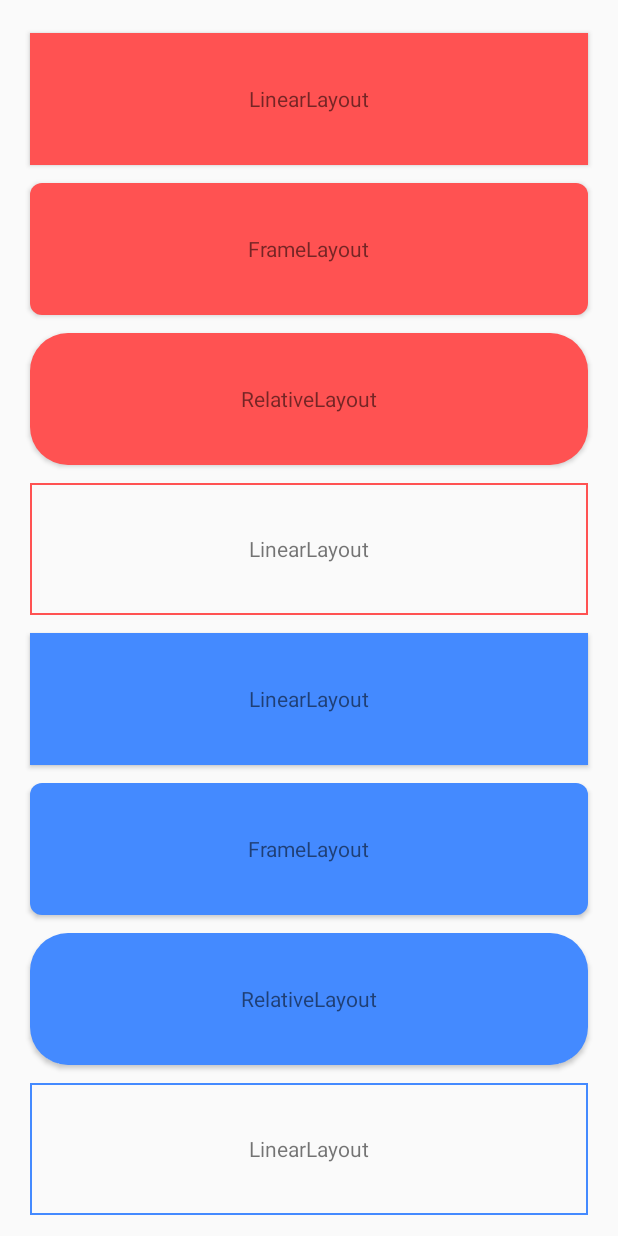
After one commit to giaquino/Pastel, an Android app: the LayoutActivity screen opened directly, with no data from a screen before it, on a phone screen of 412 x 824 dp. The commit adds this screen. Run offline under Robolectric (Android 15) with nearby library versions, the phone set to English and light mode, and no system bars.

Commit message:
Create tintable layouts to support background tinting on older versions
- TintableFrameLayout
- TintableLinearLayout
- TintableRelativeLayout

```diff
--- /dev/null
+++ b/pastel-layouts/src/main/AndroidManifest.xml
@@ -0,0 +1,6 @@
+<manifest xmlns:android="http://schemas.android.com/apk/res/android"
+    package="com.giaquino.pastel.layouts">
+
+  <application />
+
+</manifest>
--- /dev/null
+++ b/pastel-layouts/src/main/java/com/giaquino/pastel/layouts/TintableFrameLayout.java
@@ -0,0 +1,42 @@
+package com.giaquino.pastel.layouts;
+
+import android.content.Context;
+import android.content.res.ColorStateList;
+import android.graphics.PorterDuff;
+import android.support.v4.view.TintableBackgroundView;
+import android.util.AttributeSet;
+import android.widget.FrameLayout;
+
+public class TintableFrameLayout extends FrameLayout implements TintableBackgroundView {
+
+  private final TintableHelper tintableHelper = new TintableHelper(this);
+
+  public TintableFrameLayout(Context context) {
+    super(context);
+  }
+
+  public TintableFrameLayout(Context context, AttributeSet attrs) {
+    this(context, attrs, -1);
+  }
+
+  public TintableFrameLayout(Context context, AttributeSet attrs, int defStyleAttr) {
+    super(context, attrs, defStyleAttr);
+    tintableHelper.loadFromAttributes(context, attrs, defStyleAttr);
+  }
+
+  @Override public void setSupportBackgroundTintList(ColorStateList tint) {
+    tintableHelper.setSupportBackgroundTintList(tint);
+  }
+
+  @Override public ColorStateList getSupportBackgroundTintList() {
+    return tintableHelper.getSupportBackgroundTintList();
+  }
+
+  @Override public void setSupportBackgroundTintMode(PorterDuff.Mode tintMode) {
+    tintableHelper.setSupportBackgroundTintMode(tintMode);
+  }
+
+  @Override public PorterDuff.Mode getSupportBackgroundTintMode() {
+    return tintableHelper.getSupportBackgroundTintMode();
+  }
+}
--- /dev/null
+++ b/pastel-layouts/src/main/java/com/giaquino/pastel/layouts/TintableHelper.java
@@ -0,0 +1,92 @@
+package com.giaquino.pastel.layouts;
+
+import android.content.Context;
+import android.content.res.ColorStateList;
+import android.graphics.PorterDuff;
+import android.graphics.drawable.Drawable;
+import android.support.v4.graphics.drawable.DrawableCompat;
+import android.support.v4.view.TintableBackgroundView;
+import android.support.v4.view.ViewCompat;
+import android.util.AttributeSet;
+import android.view.View;
+
+public class TintableHelper implements TintableBackgroundView {
+
+  private PorterDuff.Mode tintMode = PorterDuff.Mode.SRC_IN;
+  private ColorStateList backgroundTintList;
+  private View view;
+
+  public TintableHelper(View view) {
+    this.view = view;
+  }
+
+  public void loadFromAttributes(Context context, AttributeSet attrs, int defStyleAttr) {
+    TintTypedArray a =
+        TintTypedArray.obtainStyledAttributes(context, attrs, R.styleable.TintableHelper,
+            defStyleAttr, 0);
+    try {
+      if (a.hasValue(R.styleable.TintableHelper_backgroundTint)) {
+        ViewCompat.setBackgroundTintList(view,
+            a.getColorStateList(R.styleable.TintableHelper_backgroundTint));
+      }
+      if (a.hasValue(R.styleable.TintableHelper_backgroundTintMode)) {
+        ViewCompat.setBackgroundTintMode(view,
+            parseTintMode(a.getInt(R.styleable.TintableHelper_backgroundTintMode, -1), null));
+      }
+    } finally {
+      a.recycle();
+    }
+  }
+
+  @Override public void setSupportBackgroundTintList(ColorStateList tint) {
+    backgroundTintList = tint;
+    applyBackgroundTint();
+  }
+
+  @Override public ColorStateList getSupportBackgroundTintList() {
+    return backgroundTintList;
+  }
+
+  @Override public void setSupportBackgroundTintMode(PorterDuff.Mode mode) {
+    tintMode = mode;
+    applyBackgroundTint();
+  }
+
+  @Override public PorterDuff.Mode getSupportBackgroundTintMode() {
+    return tintMode;
+  }
+
+  private void applyBackgroundTint() {
+    Drawable background = view.getBackground();
+    if (background == null) {
+      return;
+    }
+    background = DrawableCompat.unwrap(background);
+    background = DrawableCompat.wrap(background);
+    DrawableCompat.setTintMode(background, tintMode);
+    DrawableCompat.setTintList(background, backgroundTintList);
+    if (background.isStateful()) {
+      background.setState(view.getDrawableState());
+    }
+    ViewCompat.setBackground(view, background);
+  }
+
+  private PorterDuff.Mode parseTintMode(int value, PorterDuff.Mode defaultMode) {
+    switch (value) {
+      case 3:
+        return PorterDuff.Mode.SRC_OVER;
+      case 5:
+        return PorterDuff.Mode.SRC_IN;
+      case 9:
+        return PorterDuff.Mode.SRC_ATOP;
+      case 14:
+        return PorterDuff.Mode.MULTIPLY;
+      case 15:
+        return PorterDuff.Mode.SCREEN;
+      case 16:
+        return PorterDuff.Mode.ADD;
+      default:
+        return defaultMode;
+    }
+  }
+}
--- /dev/null
+++ b/pastel-layouts/src/main/java/com/giaquino/pastel/layouts/TintableLinearLayout.java
@@ -0,0 +1,42 @@
+package com.giaquino.pastel.layouts;
+
+import android.content.Context;
+import android.content.res.ColorStateList;
+import android.graphics.PorterDuff;
+import android.support.v4.view.TintableBackgroundView;
+import android.util.AttributeSet;
+import android.widget.LinearLayout;
+
+public class TintableLinearLayout extends LinearLayout implements TintableBackgroundView {
+
+  private final TintableHelper tintableHelper = new TintableHelper(this);
+
+  public TintableLinearLayout(Context context) {
+    super(context);
+  }
+
+  public TintableLinearLayout(Context context, AttributeSet attrs) {
+    this(context, attrs, -1);
+  }
+
+  public TintableLinearLayout(Context context, AttributeSet attrs, int defStyleAttr) {
+    super(context, attrs, defStyleAttr);
+    tintableHelper.loadFromAttributes(context, attrs, defStyleAttr);
+  }
+
+  @Override public void setSupportBackgroundTintList(ColorStateList tint) {
+    tintableHelper.setSupportBackgroundTintList(tint);
+  }
+
+  @Override public ColorStateList getSupportBackgroundTintList() {
+    return tintableHelper.getSupportBackgroundTintList();
+  }
+
+  @Override public void setSupportBackgroundTintMode(PorterDuff.Mode tintMode) {
+    tintableHelper.setSupportBackgroundTintMode(tintMode);
+  }
+
+  @Override public PorterDuff.Mode getSupportBackgroundTintMode() {
+    return tintableHelper.getSupportBackgroundTintMode();
+  }
+}
--- /dev/null
+++ b/pastel-layouts/src/main/java/com/giaquino/pastel/layouts/TintableRelativeLayout.java
@@ -0,0 +1,42 @@
+package com.giaquino.pastel.layouts;
+
+import android.content.Context;
+import android.content.res.ColorStateList;
+import android.graphics.PorterDuff;
+import android.support.v4.view.TintableBackgroundView;
+import android.util.AttributeSet;
+import android.widget.RelativeLayout;
+
+public class TintableRelativeLayout extends RelativeLayout implements TintableBackgroundView {
+
+  private final TintableHelper tintableHelper = new TintableHelper(this);
+
+  public TintableRelativeLayout(Context context) {
+    super(context);
+  }
+
+  public TintableRelativeLayout(Context context, AttributeSet attrs) {
+    this(context, attrs, -1);
+  }
+
+  public TintableRelativeLayout(Context context, AttributeSet attrs, int defStyleAttr) {
+    super(context, attrs, defStyleAttr);
+    tintableHelper.loadFromAttributes(context, attrs, defStyleAttr);
+  }
+
+  @Override public void setSupportBackgroundTintList(ColorStateList tint) {
+    tintableHelper.setSupportBackgroundTintList(tint);
+  }
+
+  @Override public ColorStateList getSupportBackgroundTintList() {
+    return tintableHelper.getSupportBackgroundTintList();
+  }
+
+  @Override public void setSupportBackgroundTintMode(PorterDuff.Mode tintMode) {
+    tintableHelper.setSupportBackgroundTintMode(tintMode);
+  }
+
+  @Override public PorterDuff.Mode getSupportBackgroundTintMode() {
+    return tintableHelper.getSupportBackgroundTintMode();
+  }
+}
--- /dev/null
+++ b/pastel-layouts/src/main/res/values/strings.xml
@@ -0,0 +1,3 @@
+<resources>
+  <string name="app_name">pastel-layouts</string>
+</resources>
--- a/sample/build.gradle
+++ b/sample/build.gradle
@@ -36,6 +36,7 @@ dependencies {
   compile project(':pastel-buttons-rect-outline')
   compile project(':pastel-buttons-rect-rounded')
   compile project(':pastel-buttons-rect-oval')
+  compile project(':pastel-layouts')
 
 
   compile "com.android.support:appcompat-v7:$supportVersion"
--- a/sample/src/main/AndroidManifest.xml
+++ b/sample/src/main/AndroidManifest.xml
@@ -19,6 +19,6 @@
     </activity>
 
     <activity android:name=".ui.ButtonActivity" />
-
+    <activity android:name=".ui.LayoutActivity" />
   </application>
 </manifest>
--- /dev/null
+++ b/sample/src/main/java/com/giaquino/sample/ui/LayoutActivity.java
@@ -0,0 +1,14 @@
+package com.giaquino.sample.ui;
+
+import android.os.Bundle;
+import android.support.annotation.Nullable;
+import com.giaquino.sample.R;
+import com.giaquino.sample.common.app.BaseActivity;
+
+public class LayoutActivity extends BaseActivity {
+
+  @Override protected void onCreate(@Nullable Bundle savedInstanceState) {
+    super.onCreate(savedInstanceState);
+    setContentView(R.layout.layout_activity);
+  }
+}
--- /dev/null
+++ b/sample/src/main/res/layout/layout_activity.xml
@@ -0,0 +1,114 @@
+<?xml version="1.0" encoding="utf-8"?>
+<android.support.v4.widget.NestedScrollView
+    xmlns:android="http://schemas.android.com/apk/res/android"
+    android:layout_width="match_parent"
+    android:layout_height="match_parent">
+
+  <LinearLayout
+      android:layout_width="match_parent"
+      android:layout_height="match_parent"
+      android:orientation="vertical"
+      android:padding="@dimen/activity_vertical_padding">
+
+    <com.giaquino.pastel.layouts.TintableLinearLayout
+        android:layout_width="match_parent"
+        android:layout_height="100dp"
+        style="@style/Pastel.Button.Material.Rect.Colored">
+
+      <TextView
+          android:layout_width="wrap_content"
+          android:layout_height="wrap_content"
+          android:layout_gravity="center"
+          android:text="@string/layout_linear_layout" />
+    </com.giaquino.pastel.layouts.TintableLinearLayout>
+
+    <com.giaquino.pastel.layouts.TintableFrameLayout
+        android:layout_width="match_parent"
+        android:layout_height="100dp"
+        style="@style/Pastel.Button.Material.Rect.Rounded.Colored">
+
+      <TextView
+          android:layout_width="wrap_content"
+          android:layout_height="wrap_content"
+          android:layout_gravity="center"
+          android:text="@string/layout_frame_layout" />
+    </com.giaquino.pastel.layouts.TintableFrameLayout>
+
+    <com.giaquino.pastel.layouts.TintableRelativeLayout
+        android:layout_width="match_parent"
+        android:layout_height="100dp"
+        style="@style/Pastel.Button.Material.Rect.Oval.Colored">
+
+      <TextView
+          android:layout_width="wrap_content"
+          android:layout_height="wrap_content"
+          android:layout_gravity="center"
+          android:text="@string/layout_relative_layout" />
+    </com.giaquino.pastel.layouts.TintableRelativeLayout>
+
+    <com.giaquino.pastel.layouts.TintableLinearLayout
+        android:layout_width="match_parent"
+        android:layout_height="100dp"
+        style="@style/Pastel.Button.Material.Rect.Outline.Colored">
+
+      <TextView
+          android:layout_width="wrap_content"
+          android:layout_height="wrap_content"
+          android:layout_gravity="center"
+          android:text="@string/layout_linear_layout" />
+    </com.giaquino.pastel.layouts.TintableLinearLayout>
+
+
+    <com.giaquino.pastel.layouts.TintableLinearLayout
+        android:layout_width="match_parent"
+        android:layout_height="100dp"
+        android:theme="@style/My.ThemeOverlay.Theme.SecondaryAccent"
+        style="@style/Pastel.Button.Material.Rect.Colored">
+
+      <TextView
+          android:layout_width="wrap_content"
+          android:layout_height="wrap_content"
+          android:layout_gravity="center"
+          android:text="@string/layout_linear_layout" />
+    </com.giaquino.pastel.layouts.TintableLinearLayout>
+
+    <com.giaquino.pastel.layouts.TintableFrameLayout
+        android:layout_width="match_parent"
+        android:layout_height="100dp"
+        android:theme="@style/My.ThemeOverlay.Theme.SecondaryAccent"
+        style="@style/Pastel.Button.Material.Rect.Rounded.Colored">
+
+      <TextView
+          android:layout_width="wrap_content"
+          android:layout_height="wrap_content"
+          android:layout_gravity="center"
+          android:text="@string/layout_frame_layout" />
+    </com.giaquino.pastel.layouts.TintableFrameLayout>
+
+    <com.giaquino.pastel.layouts.TintableRelativeLayout
+        android:layout_width="match_parent"
+        android:layout_height="100dp"
+        android:theme="@style/My.ThemeOverlay.Theme.SecondaryAccent"
+        style="@style/Pastel.Button.Material.Rect.Oval.Colored">
+
+      <TextView
+          android:layout_width="wrap_content"
+          android:layout_height="wrap_content"
+          android:layout_gravity="center"
+          android:text="@string/layout_relative_layout" />
+    </com.giaquino.pastel.layouts.TintableRelativeLayout>
+
+    <com.giaquino.pastel.layouts.TintableLinearLayout
+        android:layout_width="match_parent"
+        android:layout_height="100dp"
+        android:theme="@style/My.ThemeOverlay.Theme.SecondaryAccent"
+        style="@style/Pastel.Button.Material.Rect.Outline.Colored">
+
+      <TextView
+          android:layout_width="wrap_content"
+          android:layout_height="wrap_content"
+          android:layout_gravity="center"
+          android:text="@string/layout_linear_layout" />
+    </com.giaquino.pastel.layouts.TintableLinearLayout>
+  </LinearLayout>
+</android.support.v4.widget.NestedScrollView>
--- a/sample/src/main/res/values/colors.xml
+++ b/sample/src/main/res/values/colors.xml
@@ -2,17 +2,11 @@
 <resources>
   <color name="color_primary">#4CAF50</color>
   <color name="color_primary_dark">#388E3C</color>
+  <color name="color_accent">#FF5252</color>
+  <color name="color_accent_secondary">#448AFF</color>
 
-  <color name="color_accent_light">#FF8A80</color>
-  <color name="color_accent">#FF5252</color>
-  <color name="color_accent_dark">#FF1744</color>
-
-  <color name="color_accent_secondary_light">#81B0FF</color>
-  <color name="color_accent_secondary">#448AFF</color>
-  <color name="color_accent_secondary_dark">#0764FF</color>
-
-  <color name="color_control_highlight_pre21">@color/color_accent_dark</color>
-  <color name="color_control_highlight_secondary_pre21">@color/color_accent_secondary_dark</color>
+  <color name="color_control_highlight_pre21">#EE4A4A</color>
+  <color name="color_control_highlight_secondary_pre21">#3680FF</color>
 
   <color name="color_button_normal_Highlight_pre21">#AEAEAE</color>
 </resources>
--- a/sample/src/main/res/values/strings.xml
+++ b/sample/src/main/res/values/strings.xml
@@ -3,6 +3,7 @@
   <string name="menu_night_theme">Night Theme</string>
 
   <string name="main_buttons">Buttons</string>
+  <string name="main_layouts">Layouts</string>
 
   <string name="button_header_appcompat">Widget.AppCompat.Button.Colored</string>
   <string name="button_header_rect">Button Rect</string>
@@ -11,4 +12,8 @@
   <string name="button_header_oval">Button Rect Oval</string>
   <string name="button_label">OK</string>
 
+  <string name="layout_linear_layout">LinearLayout</string>
+  <string name="layout_frame_layout">FrameLayout</string>
+  <string name="layout_relative_layout">RelativeLayout</string>
+
 </resources>
--- a/settings.gradle
+++ b/settings.gradle
@@ -1,2 +1,3 @@
 include ':sample', ':pastel-buttons-core', ':pastel-buttons-rect', ':pastel-buttons-rect-rounded',
+    ':pastel-layouts',
     ':pastel-buttons-rect-outline', ':pastel-buttons-rect-oval'
```
Also changed, not shown: pastel-layouts/build.gradle (added, +29 -0 lines), pastel-layouts/src/main/java/com/giaquino/pastel/layouts/TintTypedArray.java (added, +213 -0 lines), pastel-layouts/src/main/res/values/attrs.xml (added, +7 -0 lines), sample/src/main/java/com/giaquino/sample/MainActivity.java (+7 -0 lines), sample/src/main/res/layout/button_activity.xml (+1 -10 lines), sample/src/main/res/layout/main_activity.xml (+7 -7 lines).
